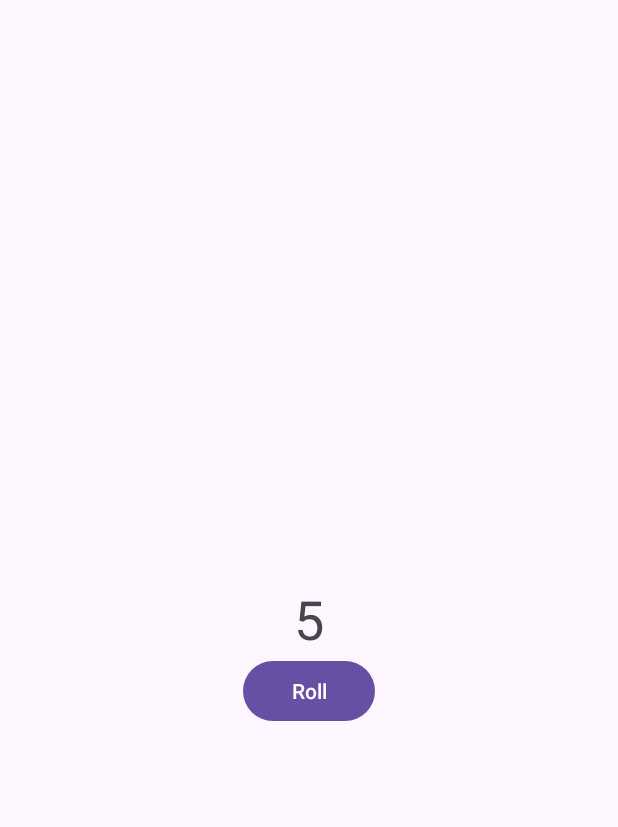
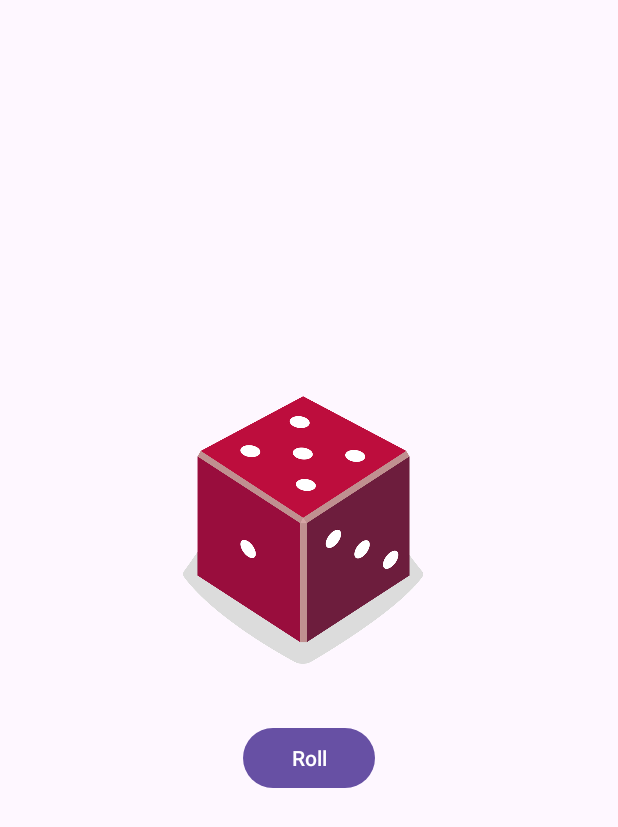
Before and after one commit to 137191-a11y/DiceRoller, an Android app: the screen it shows after launch (MainActivity), after a tap on "Roll", on a phone screen of 412 x 824 dp. Shown: the top 827 px of the screen. Run offline under Robolectric (Android 15) with nearby library versions, the phone set to English and light mode, and no system bars.

Commit message:
DiceRoller Updated

```diff
--- a/app/src/main/java/com/example/diceroller_1/MainActivity.kt
+++ b/app/src/main/java/com/example/diceroller_1/MainActivity.kt
@@ -2,7 +2,7 @@ package com.example.diceroller_1
 
 import android.os.Bundle
 import android.widget.Button
-import android.widget.TextView
+import android.widget.ImageView
 import androidx.appcompat.app.AppCompatActivity
 
 /**
@@ -16,6 +16,9 @@ class MainActivity : AppCompatActivity() {
 
         val rollButton: Button = findViewById(R.id.button)
         rollButton.setOnClickListener { rollDice() }
+
+        // Do a dice roll when the app starts
+        rollDice()
     }
 
     /**
@@ -26,9 +29,24 @@ class MainActivity : AppCompatActivity() {
         val dice = Dice(6)
         val diceRoll = dice.roll()
 
-        // Update the screen with the dice roll
-        val resultTextView: TextView = findViewById(R.id.textView)
-        resultTextView.text = diceRoll.toString()
+        // Find the ImageView in the layout
+        val diceImage: ImageView = findViewById(R.id.imageView2)
+
+        // Determine which drawable resource ID to use based on the dice roll
+        val drawableResource = when (diceRoll) {
+            1 -> R.drawable.dice_1
+            2 -> R.drawable.dice_2
+            3 -> R.drawable.dice_3
+            4 -> R.drawable.dice_4
+            5 -> R.drawable.dice_5
+            else -> R.drawable.dice_6
+        }
+
+        // Update the ImageView with the correct drawable resource ID
+        diceImage.setImageResource(drawableResource)
+
+        // Update the content description
+        diceImage.contentDescription = diceRoll.toString()
     }
 }
 
--- a/app/src/main/res/layout/activity_main.xml
+++ b/app/src/main/res/layout/activity_main.xml
@@ -2,28 +2,35 @@
 <androidx.constraintlayout.widget.ConstraintLayout xmlns:android="http://schemas.android.com/apk/res/android"
     xmlns:app="http://schemas.android.com/apk/res-auto"
     xmlns:tools="http://schemas.android.com/tools"
+    android:id="@+id/imageView"
     android:layout_width="match_parent"
     android:layout_height="match_parent"
     tools:context=".MainActivity">
-
-    <TextView
-        android:id="@+id/textView"
-        android:layout_width="wrap_content"
-        android:layout_height="wrap_content"
-        android:textSize="36sp"
-        app:layout_constraintBottom_toBottomOf="parent"
-        app:layout_constraintEnd_toEndOf="parent"
-        app:layout_constraintStart_toStartOf="parent"
-        app:layout_constraintTop_toTopOf="parent"
-        tools:text="1" />
 
     <Button
         android:id="@+id/button"
         android:layout_width="wrap_content"
         android:layout_height="wrap_content"
+        android:layout_marginTop="16dp"
+        android:layout_marginBottom="293dp"
         android:text="Roll"
+        app:layout_constraintBottom_toBottomOf="parent"
         app:layout_constraintEnd_toEndOf="parent"
         app:layout_constraintStart_toStartOf="parent"
-        app:layout_constraintTop_toBottomOf="@+id/textView" />
+        app:layout_constraintTop_toBottomOf="@+id/imageView2" />
+
+    <ImageView
+        android:id="@+id/imageView2"
+        android:layout_width="160dp"
+        android:layout_height="200dp"
+        android:layout_marginStart="137dp"
+        android:layout_marginTop="252dp"
+        android:layout_marginEnd="146dp"
+        android:layout_marginBottom="10dp"
+        app:layout_constraintBottom_toTopOf="@+id/button"
+        app:layout_constraintEnd_toEndOf="parent"
+        app:layout_constraintStart_toStartOf="parent"
+        app:layout_constraintTop_toTopOf="parent"
+        tools:srcCompat="@drawable/dice_1" />
 
 </androidx.constraintlayout.widget.ConstraintLayout>
```
Also changed, not shown: app/src/main/res/drawable/dice_1.png (added), app/src/main/res/drawable/dice_2.png (added), app/src/main/res/drawable/dice_3.png (added), app/src/main/res/drawable/dice_4.png (added), app/src/main/res/drawable/dice_5.png (added), app/src/main/res/drawable/dice_6.png (added).
